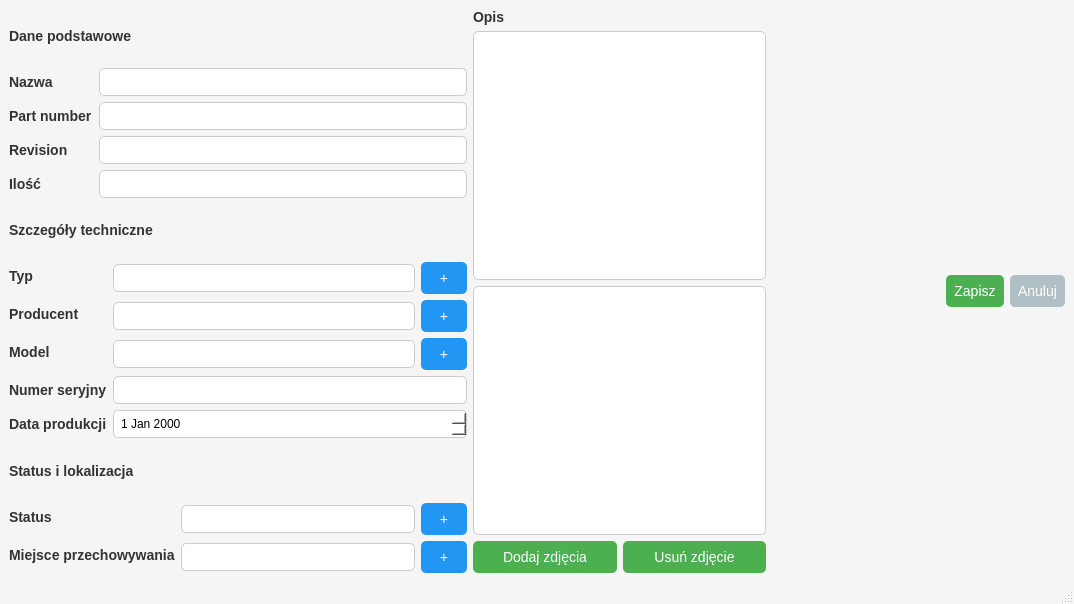
Qt form forms/mainwindow.ui (arekbr/Inwentaryzacja) before a commit.
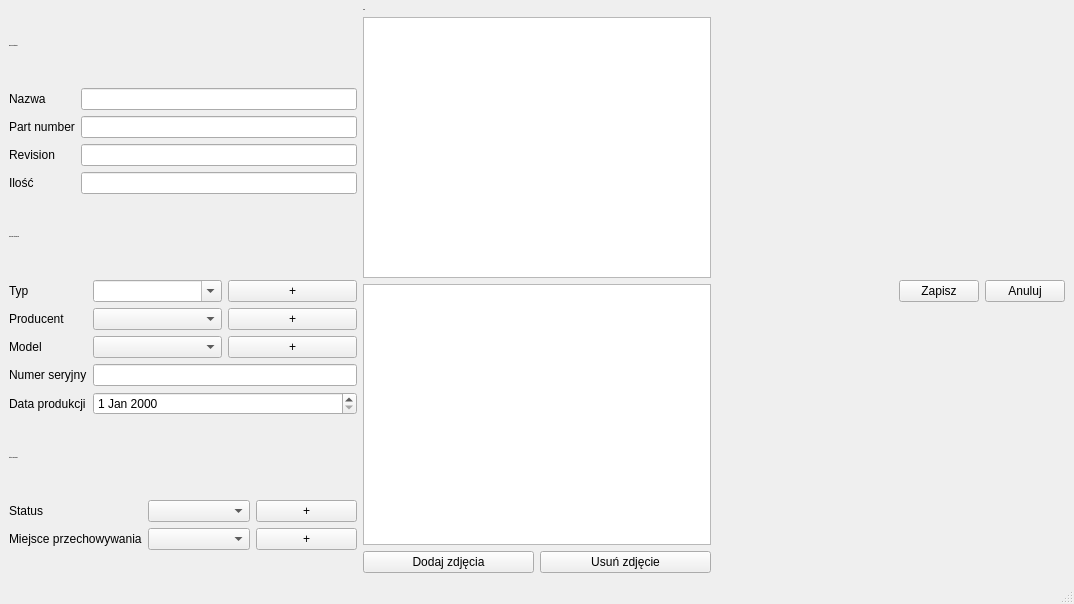
The same form after that commit.

Diff of the .ui file:
```diff
--- a/forms/mainwindow.ui
+++ b/forms/mainwindow.ui
@@ -13,86 +13,6 @@
   <property name="windowTitle">
    <string>MainWindow</string>
   </property>
-  <property name="styleSheet">
-   <string notr="true">
-QMainWindow {
-    background-color: #F5F5F5; /* Jasnoszare tło aplikacji */
-}
-
-QLabel {
-    color: #333333; /* Ciemny kolor czcionki dla etykiet */
-    font-size: 14px;
-    font-weight: bold;
-}
-
-QLineEdit, QComboBox, QDateEdit, QPlainTextEdit {
-    border: 1px solid #CCCCCC; /* Jasnoszare ramki */
-    border-radius: 5px;
-    padding: 5px;
-    background-color: #FFFFFF; /* Białe tło pól */
-    color: #000000; /* Czarny tekst */
-    min-width: 200px; /* Minimalna szerokość pól dla spójności */
-}
-
-QComboBox QAbstractItemView {
-    background-color: #FFFFFF;
-    color: #000000;
-    selection-background-color: #4CAF50; /* Zielone tło wybranego elementu */
-    selection-color: #FFFFFF; /* Biały tekst wybranego elementu */
-}
-
-QComboBox::drop-down {
-    border: none;
-    subcontrol-origin: padding;
-    subcontrol-position: top right;
-    width: 20px;
-}
-
-QPushButton {
-    border: none;
-    border-radius: 5px;
-    padding: 8px;
-    font-size: 14px;
-}
-
-/* Styl przycisku Zapisz oraz przycisków dodaj/usuń zdjęcie */
-QPushButton#New_item_PushButton_OK,
-QPushButton#New_item_addPhoto,
-QPushButton#New_item_removePhoto {
-    background-color: #4CAF50; /* Zielony kolor akcji zatwierdzających */
-    color: white;
-}
-
-/* Styl przycisku Anuluj */
-QPushButton#New_item_PushButton_Cancel {
-    background-color: #B0BEC5; /* Szary kolor anulowania */
-    color: white;
-}
-
-/* Styl przycisków dodających nowe wpisy (+) */
-QPushButton#New_item_addType,
-QPushButton#New_item_addVendor,
-QPushButton#New_item_addModel,
-QPushButton#New_item_addStatus,
-QPushButton#New_item_addStoragePlace {
-    background-color: #2196F3; /* Niebieski dla przycisków &quot;Dodaj&quot; */
-    color: white;
-    min-width: 30px;
-    max-width: 30px;
-}
-
-/* Efekt najechania na dowolny przycisk */
-QPushButton:hover {
-    opacity: 0.8;
-}
-
-/* Styl widoku zdjęcia */
-QGraphicsView {
-    border: 1px solid #CCCCCC;
-    border-radius: 5px;
-    background-color: #FFFFFF;
-}</string>
-  </property>
   <widget class="QWidget" name="centralwidget">
    <layout class="QHBoxLayout" name="mainLayout">
     <item>
```
